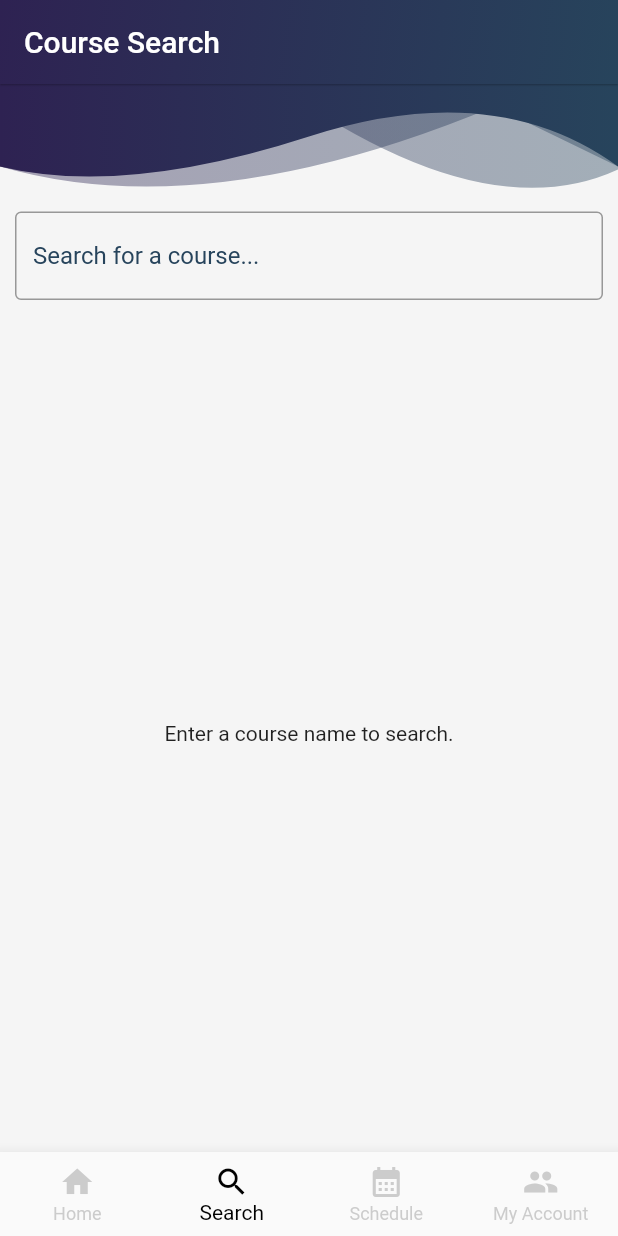
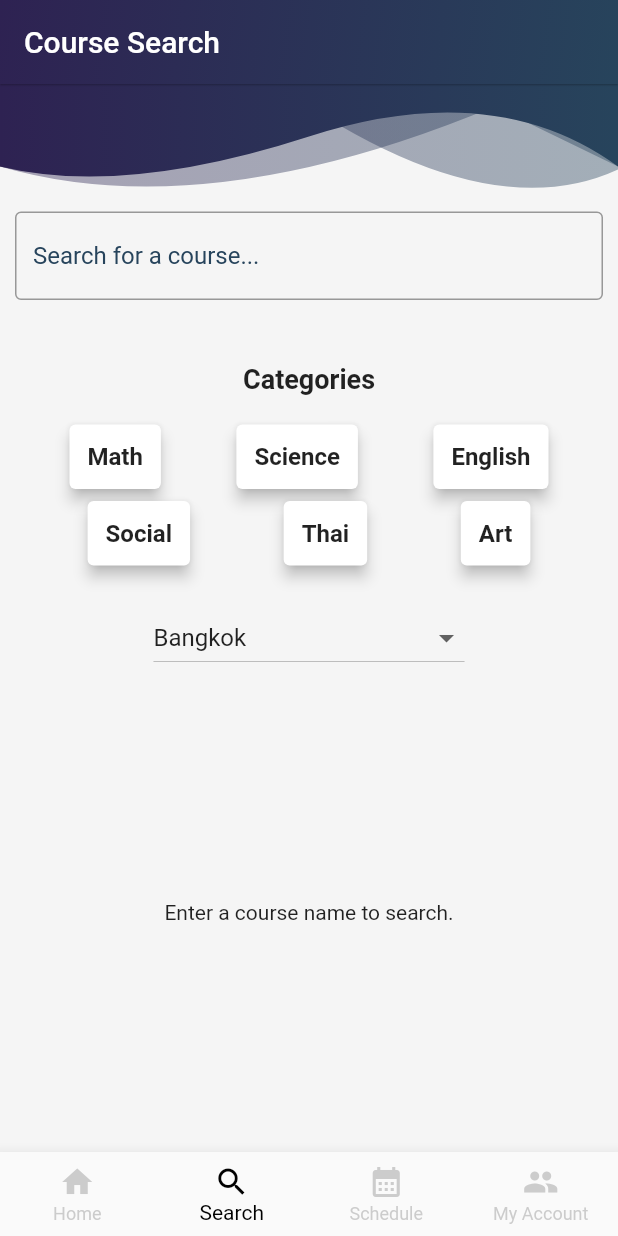
Before and after one commit to yasinthon04/TutorGo-Project, a Flutter app: the screen it shows once a user with an empty profile is signed in, item 2 of the bottom bar chosen, on a phone screen of 412 x 824 dp. Run offline on Flutter 3.47's test engine with Material 2 defaults, Android fonts, the light colour scheme and no system bars; our stand-ins replace cloud_firestore, firebase_auth, firebase_core, firebase_storage, hexcolor, image_picker; accounts and stored records are empty.

Commit message:
add category and select province for search

```diff
--- a/lib/pages/navpage/search.dart
+++ b/lib/pages/navpage/search.dart
@@ -1,3 +1,4 @@
+import 'dart:convert';
 import 'package:flutter/material.dart';
 import 'package:cloud_firestore/cloud_firestore.dart';
 import 'package:tutorgo/pages/widget/header_widget.dart';
@@ -11,17 +12,34 @@ class SearchPage extends StatefulWidget {
 class _SearchPageState extends State<SearchPage> {
   TextEditingController _searchController = TextEditingController();
   Stream<QuerySnapshot>? _searchStream;
+  late FocusNode _searchFocusNode;
+  bool _showCategories = true;
+  List<String> _provinces = []; // List to store provinces
+  String _selectedProvince = 'Bangkok'; // Currently selected province
 
   @override
   void initState() {
     super.initState();
+    _searchFocusNode = FocusNode();
     _searchController.addListener(_onSearchChanged);
+    _searchFocusNode.addListener(_onSearchFocusChanged);
+    _loadProvinces();
   }
 
   @override
   void dispose() {
     _searchController.dispose();
+    _searchFocusNode.dispose();
     super.dispose();
+  }
+
+  void _onSearchFocusChanged() {
+    setState(() {
+      _showCategories = !_searchFocusNode.hasFocus;
+      if (!_showCategories) {
+        _searchStream = null;
+      }
+    });
   }
 
   void _onSearchChanged() {
@@ -40,6 +58,17 @@ class _SearchPageState extends State<SearchPage> {
         _searchStream = null;
       });
     }
+  }
+
+  Future<void> _loadProvinces() async {
+    // Load provinces from provinces.json
+    final String data = await DefaultAssetBundle.of(context)
+        .loadString('lib/assets/provinces.json');
+    final List<dynamic> jsonList = json.decode(data);
+
+    setState(() {
+      _provinces = jsonList.cast<String>();
+    });
   }
 
   Widget _buildSearchResults() {
@@ -122,6 +151,52 @@ class _SearchPageState extends State<SearchPage> {
     );
   }
 
+  Widget _buildCategoryCard(BuildContext context, String category) {
+    return GestureDetector(
+      onTap: () {
+        setState(() {
+          _searchStream = FirebaseFirestore.instance
+              .collection('courses')
+              .where('category', isEqualTo: category)
+              .snapshots();
+        });
+      },
+      child: Card(
+        elevation: 4,
+        child: Padding(
+          padding: const EdgeInsets.all(12.0),
+          child: Text(
+            category,
+            style: TextStyle(fontSize: 16, fontWeight: FontWeight.bold),
+          ),
+        ),
+      ),
+    );
+  }
+
+  Widget _buildProvinceCard(BuildContext context, String province) {
+    return GestureDetector(
+      onTap: () {
+        setState(() {
+          _searchStream = FirebaseFirestore.instance
+              .collection('courses')
+              .where('province', isEqualTo: province)
+              .snapshots();
+        });
+      },
+      child: Card(
+        elevation: 4,
+        child: Padding(
+          padding: const EdgeInsets.all(12.0),
+          child: Text(
+            province,
+            style: TextStyle(fontSize: 16, fontWeight: FontWeight.bold),
+          ),
+        ),
+      ),
+    );
+  }
+
   @override
   Widget build(BuildContext context) {
     return Scaffold(
@@ -156,6 +231,7 @@ class _SearchPageState extends State<SearchPage> {
             padding: EdgeInsets.all(10),
             child: TextField(
               controller: _searchController,
+              focusNode: _searchFocusNode,
               decoration: InputDecoration(
                 hintText: 'Search for a course...',
                 border: OutlineInputBorder(),
@@ -163,6 +239,62 @@ class _SearchPageState extends State<SearchPage> {
               onChanged: (_) => _onSearchChanged(),
             ),
           ),
+          if (_showCategories)
+            Column(
+              children: [
+                SizedBox(height: 16),
+                Padding(
+                  padding: const EdgeInsets.all(16.0),
+                  child: Text(
+                    'Categories',
+                    style: TextStyle(
+                      fontSize: 18,
+                      fontWeight: FontWeight.bold,
+                    ),
+                  ),
+                ),
+                Row(
+                  mainAxisAlignment: MainAxisAlignment.spaceEvenly,
+                  children: [
+                    _buildCategoryCard(context, 'Math'),
+                    _buildCategoryCard(context, 'Science'),
+                    _buildCategoryCard(context, 'English'),
+                  ],
+                ),
+                Row(
+                  mainAxisAlignment: MainAxisAlignment.spaceEvenly,
+                  children: [
+                    _buildCategoryCard(context, 'Social'),
+                    _buildCategoryCard(context, 'Thai'),
+                    _buildCategoryCard(context, 'Art'),
+                  ],
+                ),
+                SizedBox(height: 20),
+                Padding(
+                  padding: const EdgeInsets.symmetric(horizontal: 16.0),
+                  child: DropdownButton<String>(
+                    value: _selectedProvince,
+                    onChanged: (String? newValue) {
+                      setState(() {
+                        _selectedProvince = newValue!;
+                        _searchStream = FirebaseFirestore.instance
+                            .collection('courses')
+                            .where('province', isEqualTo: _selectedProvince)
+                            .snapshots();
+                      });
+                    },
+                    items: _provinces
+                        .map<DropdownMenuItem<String>>(
+                          (String province) => DropdownMenuItem<String>(
+                            value: province,
+                            child: Text(province),
+                          ),
+                        )
+                        .toList(),
+                  ),
+                ),
+              ],
+            ),
           Expanded(
             child: _buildSearchResults(),
           ),
```
